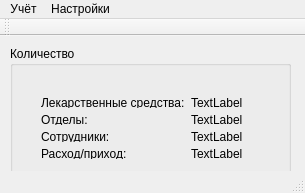
This is ui/MainWindow.ui in ismd/4med as Qt 5 draws it before an edit. The edited form follows.
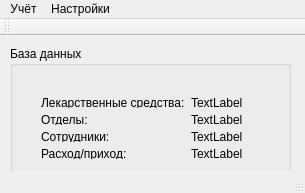
This is the edited form.

```diff
--- a/ui/MainWindow.ui
+++ b/ui/MainWindow.ui
@@ -27,7 +27,7 @@
      </rect>
     </property>
     <property name="title">
-     <string>Количество</string>
+     <string>База данных</string>
     </property>
     <widget class="QWidget" name="layoutWidget">
      <property name="geometry">
```
Left out of the diff: 15 changed lines with no effect on the pictures.
